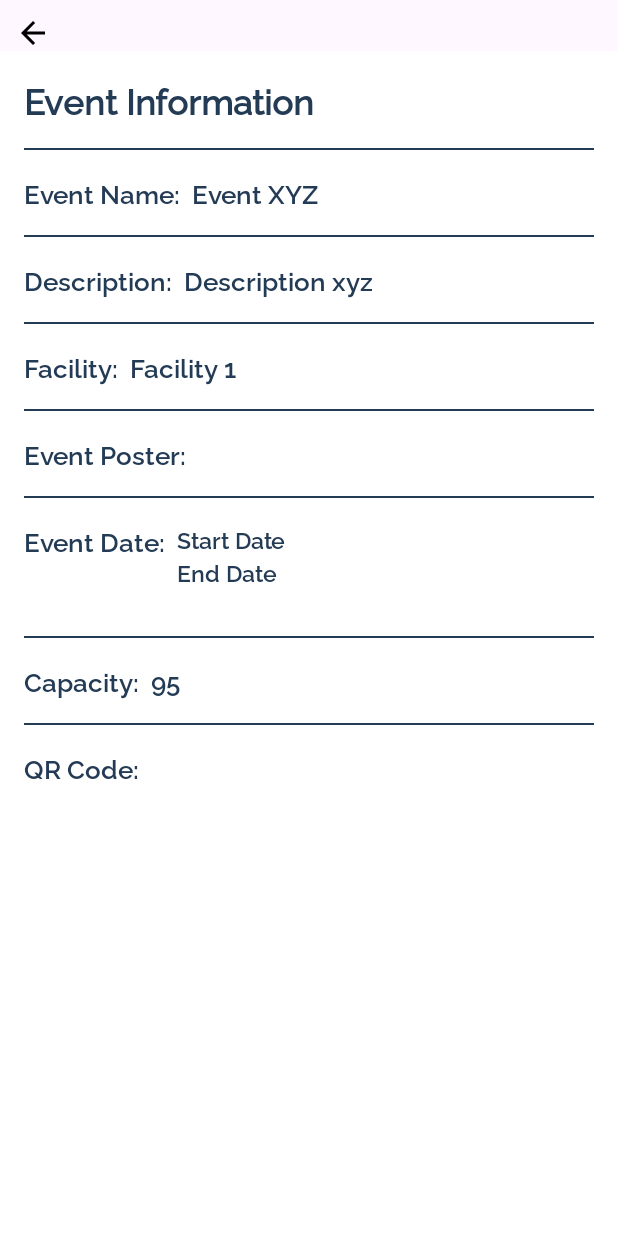
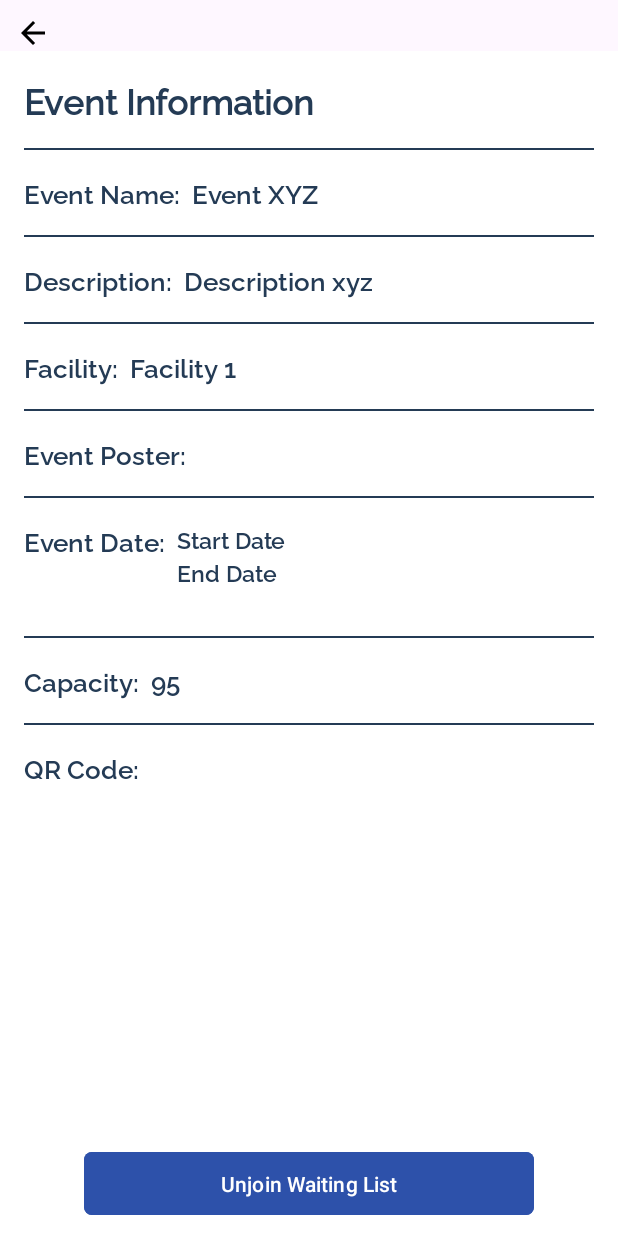
Before and after one commit to CMPUT301F24fusion0/fusion-events, an Android app: the JoinedEventActivity screen opened directly, with no data from a screen before it, on a phone screen of 412 x 824 dp. Run offline under Robolectric (Android 15) with nearby library versions, the phone set to English and light mode, and no system bars; our stand-ins replace Firebase (no records; nobody signed in at launch, a user with empty details on screens opened directly); pictures from the network do not load; 2 statements that could not run were skipped.

Commit message:
minor changes

```diff
--- a/app/src/main/res/layout/joined_events_view.xml
+++ b/app/src/main/res/layout/joined_events_view.xml
@@ -331,8 +331,7 @@
         app:layout_constraintBottom_toBottomOf="parent"
         android:gravity="center"
         android:orientation="horizontal"
-        android:background="@color/white"
-        android:visibility="gone">
+        android:background="@color/white">
 
         <Button
             android:id="@+id/unjoin_button"
```
